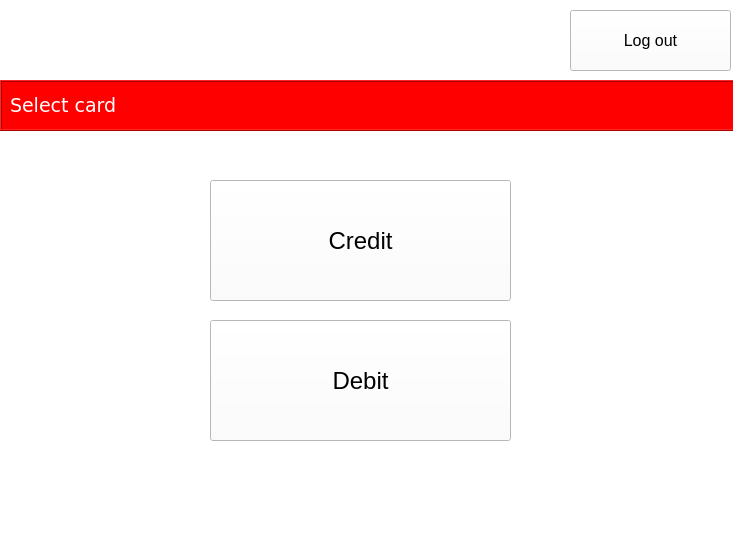
Above: ATM/creditdebit.ui from tvt20kmo-ohjelmistokehitysprojekti/Group7 before the change. Below: the same form after it.
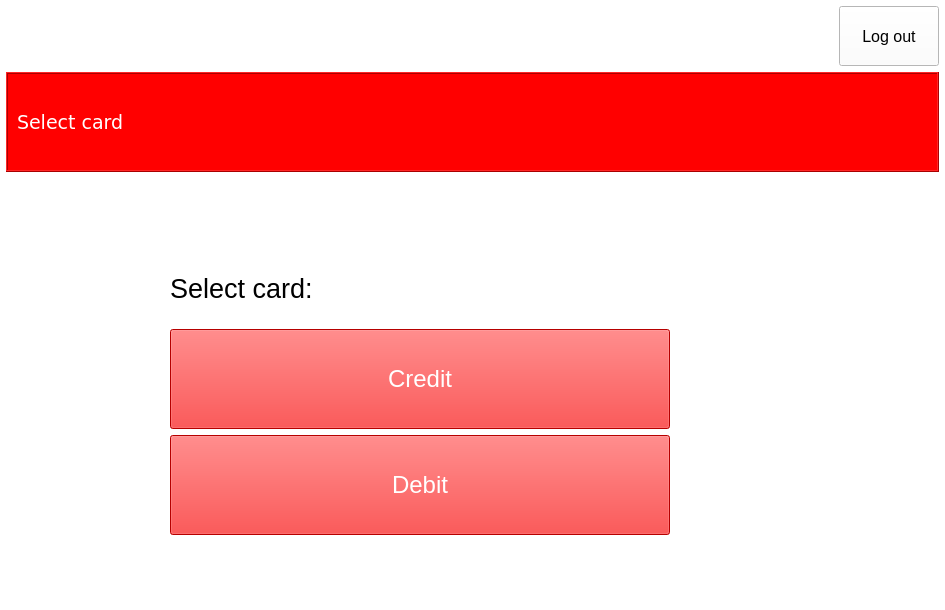
That is the form after the change. Icons and pictures are not drawn.

The edit to the form file:
```diff
--- a/ATM/creditdebit.ui
+++ b/ATM/creditdebit.ui
@@ -6,8 +6,8 @@
    <rect>
     <x>0</x>
     <y>0</y>
-    <width>733</width>
-    <height>538</height>
+    <width>945</width>
+    <height>610</height>
    </rect>
   </property>
   <property name="windowTitle">
@@ -16,72 +16,28 @@
   <property name="styleSheet">
    <string notr="true">background-color:white;</string>
   </property>
-  <widget class="QPushButton" name="creditBtn">
-   <property name="geometry">
-    <rect>
-     <x>210</x>
-     <y>180</y>
-     <width>301</width>
-     <height>121</height>
-    </rect>
+  <layout class="QGridLayout" name="gridLayout">
+   <property name="leftMargin">
+    <number>6</number>
    </property>
-   <property name="font">
-    <font>
-     <pointsize>18</pointsize>
-    </font>
+   <property name="topMargin">
+    <number>6</number>
    </property>
-   <property name="text">
-    <string>Credit</string>
+   <property name="rightMargin">
+    <number>6</number>
    </property>
-  </widget>
-  <widget class="QPushButton" name="debitBtn">
-   <property name="geometry">
-    <rect>
-     <x>210</x>
-     <y>320</y>
-     <width>301</width>
-     <height>121</height>
-    </rect>
+   <property name="bottomMargin">
+    <number>0</number>
    </property>
-   <property name="font">
-    <font>
-     <pointsize>18</pointsize>
-    </font>
-   </property>
+   <item row="12" column="1" alignment="Qt::AlignHCenter">
+    <widget class="QLabel" name="label_3">
    <property name="text">
-    <string>Debit</string>
-   </property>
-  </widget>
-  <widget class="QLabel" name="label">
-   <property name="geometry">
-    <rect>
-     <x>130</x>
-     <y>80</y>
-     <width>301</width>
-     <height>41</height>
-    </rect>
-   </property>
-   <property name="font">
-    <font>
-     <pointsize>20</pointsize>
-    </font>
-   </property>
-   <property name="text">
-    <string>Select card:</string>
-   </property>
-   <property name="scaledContents">
-    <bool>false</bool>
-   </property>
-  </widget>
+      <string/>
+     </property>
+    </widget>
+   </item>
+   <item row="0" column="0" colspan="2">
   <widget class="QLabel" name="imgLbl">
-   <property name="geometry">
-    <rect>
-     <x>10</x>
-     <y>10</y>
-     <width>191</width>
-     <height>61</height>
-    </rect>
-   </property>
    <property name="frameShape">
     <enum>QFrame::NoFrame</enum>
    </property>
@@ -95,14 +51,26 @@
     <pixmap>ATM_Logo.bmp</pixmap>
    </property>
   </widget>
+   </item>
+   <item row="0" column="5">
   <widget class="QPushButton" name="pushButton">
-   <property name="geometry">
-    <rect>
-     <x>570</x>
-     <y>10</y>
-     <width>161</width>
-     <height>61</height>
-    </rect>
+     <property name="sizePolicy">
+      <sizepolicy hsizetype="Minimum" vsizetype="Minimum">
+       <horstretch>0</horstretch>
+       <verstretch>0</verstretch>
+      </sizepolicy>
+     </property>
+     <property name="minimumSize">
+      <size>
+       <width>100</width>
+       <height>60</height>
+      </size>
+     </property>
+     <property name="maximumSize">
+      <size>
+       <width>100</width>
+       <height>60</height>
+      </size>
    </property>
    <property name="font">
     <font>
@@ -113,14 +81,101 @@
     <string>Log out</string>
    </property>
   </widget>
+   </item>
+   <item row="9" column="2" alignment="Qt::AlignHCenter">
+    <widget class="QPushButton" name="debitBtn">
+     <property name="sizePolicy">
+      <sizepolicy hsizetype="Minimum" vsizetype="Minimum">
+       <horstretch>0</horstretch>
+       <verstretch>0</verstretch>
+      </sizepolicy>
+     </property>
+     <property name="minimumSize">
+      <size>
+       <width>500</width>
+       <height>100</height>
+      </size>
+     </property>
+     <property name="maximumSize">
+      <size>
+       <width>500</width>
+       <height>100</height>
+      </size>
+     </property>
+     <property name="font">
+      <font>
+       <pointsize>18</pointsize>
+      </font>
+     </property>
+     <property name="styleSheet">
+      <string notr="true">color: rgb(255, 255, 255);
+background-color: red;</string>
+     </property>
+     <property name="text">
+      <string>Debit</string>
+     </property>
+    </widget>
+   </item>
+   <item row="4" column="1" colspan="2" alignment="Qt::AlignHCenter">
+    <widget class="QLabel" name="label_2">
+     <property name="text">
+      <string/>
+     </property>
+    </widget>
+   </item>
+   <item row="8" column="2" alignment="Qt::AlignHCenter">
+    <widget class="QPushButton" name="creditBtn">
+     <property name="sizePolicy">
+      <sizepolicy hsizetype="Minimum" vsizetype="Minimum">
+       <horstretch>0</horstretch>
+       <verstretch>0</verstretch>
+      </sizepolicy>
+     </property>
+     <property name="minimumSize">
+      <size>
+       <width>500</width>
+       <height>100</height>
+      </size>
+     </property>
+     <property name="maximumSize">
+      <size>
+       <width>500</width>
+       <height>100</height>
+      </size>
+     </property>
+     <property name="font">
+      <font>
+       <pointsize>18</pointsize>
+      </font>
+     </property>
+     <property name="styleSheet">
+      <string notr="true">color: rgb(255, 255, 255);
+background-color: red;</string>
+     </property>
+     <property name="text">
+      <string>Credit</string>
+     </property>
+    </widget>
+   </item>
+   <item row="3" column="0" colspan="6">
   <widget class="QFrame" name="frame">
-   <property name="geometry">
-    <rect>
-     <x>0</x>
-     <y>80</y>
-     <width>741</width>
-     <height>51</height>
-    </rect>
+     <property name="sizePolicy">
+      <sizepolicy hsizetype="Minimum" vsizetype="Minimum">
+       <horstretch>0</horstretch>
+       <verstretch>0</verstretch>
+      </sizepolicy>
+     </property>
+     <property name="minimumSize">
+      <size>
+       <width>400</width>
+       <height>100</height>
+      </size>
+     </property>
+     <property name="maximumSize">
+      <size>
+       <width>16777215</width>
+       <height>100</height>
+      </size>
    </property>
    <property name="palette">
     <palette>
@@ -260,6 +315,15 @@
         </color>
        </brush>
       </colorrole>
+        <colorrole role="PlaceholderText">
+         <brush brushstyle="NoBrush">
+          <color alpha="128">
+           <red>0</red>
+           <green>0</green>
+           <blue>0</blue>
+          </color>
+         </brush>
+        </colorrole>
      </active>
      <inactive>
       <colorrole role="WindowText">
@@ -397,6 +461,15 @@
         </color>
        </brush>
       </colorrole>
+        <colorrole role="PlaceholderText">
+         <brush brushstyle="NoBrush">
+          <color alpha="128">
+           <red>0</red>
+           <green>0</green>
+           <blue>0</blue>
+          </color>
+         </brush>
+        </colorrole>
      </inactive>
      <disabled>
       <colorrole role="WindowText">
@@ -534,6 +607,15 @@
         </color>
        </brush>
       </colorrole>
+        <colorrole role="PlaceholderText">
+         <brush brushstyle="NoBrush">
+          <color alpha="128">
+           <red>0</red>
+           <green>0</green>
+           <blue>0</blue>
+          </color>
+         </brush>
+        </colorrole>
      </disabled>
     </palette>
    </property>
@@ -549,14 +631,26 @@
    <property name="frameShadow">
     <enum>QFrame::Raised</enum>
    </property>
+     <layout class="QVBoxLayout" name="verticalLayout">
+      <item>
    <widget class="QLabel" name="nameLbl">
-    <property name="geometry">
-     <rect>
-      <x>10</x>
-      <y>10</y>
-      <width>521</width>
-      <height>31</height>
-     </rect>
+        <property name="sizePolicy">
+         <sizepolicy hsizetype="Minimum" vsizetype="Minimum">
+          <horstretch>0</horstretch>
+          <verstretch>0</verstretch>
+         </sizepolicy>
+        </property>
+        <property name="minimumSize">
+         <size>
+          <width>400</width>
+          <height>0</height>
+         </size>
+        </property>
+        <property name="maximumSize">
+         <size>
+          <width>400</width>
+          <height>16777215</height>
+         </size>
     </property>
     <property name="font">
      <font>
@@ -574,7 +668,52 @@
      <enum>Qt::AutoText</enum>
     </property>
    </widget>
-  </widget>
+      </item>
+     </layout>
+    </widget>
+   </item>
+   <item row="6" column="2">
+    <widget class="QLabel" name="label">
+     <property name="sizePolicy">
+      <sizepolicy hsizetype="Minimum" vsizetype="Minimum">
+       <horstretch>0</horstretch>
+       <verstretch>0</verstretch>
+      </sizepolicy>
+     </property>
+     <property name="minimumSize">
+      <size>
+       <width>400</width>
+       <height>30</height>
+      </size>
+     </property>
+     <property name="maximumSize">
+      <size>
+       <width>400</width>
+       <height>100</height>
+      </size>
+     </property>
+     <property name="font">
+      <font>
+       <pointsize>20</pointsize>
+      </font>
+     </property>
+     <property name="text">
+      <string>Select card:</string>
+     </property>
+     <property name="scaledContents">
+      <bool>false</bool>
+     </property>
+    </widget>
+   </item>
+  </layout>
+  <zorder>imgLbl</zorder>
+  <zorder>pushButton</zorder>
+  <zorder>debitBtn</zorder>
+  <zorder>label_3</zorder>
+  <zorder>frame</zorder>
+  <zorder>label_2</zorder>
+  <zorder>creditBtn</zorder>
+  <zorder>label</zorder>
  </widget>
  <resources/>
  <connections/>
```
Lines whose indentation alone changed are shown as unchanged.
